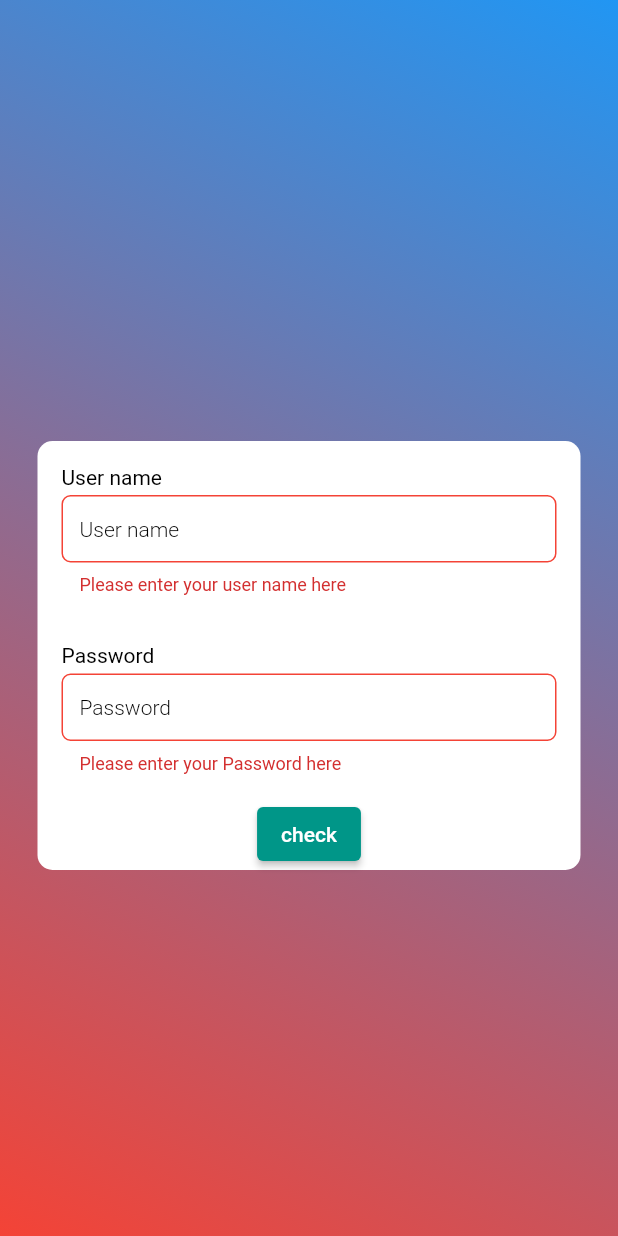
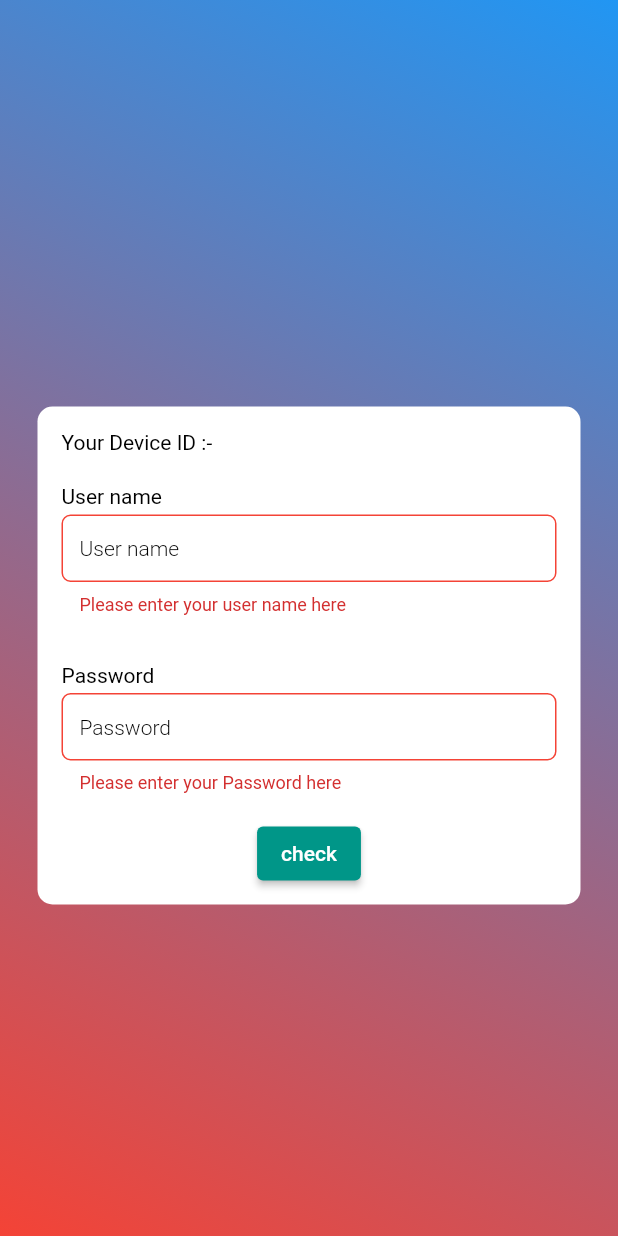
Before and after one commit to parthkoladiya108/authenticateme, a Flutter app: the screen it shows after launch, after a tap on "check", on a phone screen of 412 x 824 dp. Run offline on Flutter 3.47's test engine with Material 2 defaults, Android fonts, the phone set to English and light mode, and no system bars; our stand-ins replace device_info_plus, get; missing offline and left inert: odoo_rpc; Roboto replaces fonts that are missing (Prompt).

Commit message:
third push

```diff
--- a/lib/auth_controller.dart
+++ b/lib/auth_controller.dart
@@ -1,5 +1,6 @@
 import 'dart:io';
 
+import 'package:device_info_plus/device_info_plus.dart';
 import 'package:flutter/material.dart';
 import 'package:get/get.dart';
 import 'package:odoo_rpc/odoo_rpc.dart';
@@ -8,26 +9,30 @@ class AuthController extends GetxController {
   bool obscureText = true;
   bool isLoading = false;
   bool isPassed = false;
-
+  String ipaddress = "";
   final formKey = GlobalKey<FormState>();
   TextEditingController urlController = TextEditingController();
   TextEditingController userNameController = TextEditingController();
   TextEditingController passwordController = TextEditingController();
 
   Future<String?> getipAddress() async {
-    for (var interface in await NetworkInterface.list()) {
-      for (var address in interface.addresses) {
-        // Check if the address is an IPv4 address and not a loopback address
-        if (address.type == InternetAddressType.IPv4 && !address.isLoopback) {
-          // return "19292.123.123.123";
-          return address.address;
-        } else {
-          print('error line 01');
-          isLoading = false;
-          update();
-        }
-      }
+    final DeviceInfoPlugin deviceInfo = DeviceInfoPlugin();
+    if (Platform.isAndroid) {
+      final AndroidDeviceInfo androidInfo = await deviceInfo.androidInfo;
+      ipaddress = androidInfo.id;
+      return androidInfo.id;
+    } else if (Platform.isIOS) {
+      final IosDeviceInfo iosInfo = await deviceInfo.iosInfo;
+      ipaddress = iosInfo.identifierForVendor!;
+      return iosInfo.identifierForVendor;
+    } else if (Platform.isWindows) {
+      final WindowsDeviceInfo windowsInfo = await deviceInfo.windowsInfo;
+      ipaddress = windowsInfo.deviceId;
+      return windowsInfo.deviceId;
+    } else {
+      throw UnsupportedError('This platform is not supported.');
     }
+    update();
   }
 
   checkMethod(
@@ -80,7 +85,7 @@ class AuthController extends GetxController {
         Get.snackbar(
           "Successful",
           "Device authenticated successfully.",
-          icon: Icon(Icons.error, color: Colors.red),
+          icon: Icon(Icons.done, color: Colors.red),
           snackPosition: SnackPosition.BOTTOM,
         );
         Future.delayed(const Duration(seconds: 2), () {
--- a/lib/auth_screen.dart
+++ b/lib/auth_screen.dart
@@ -22,6 +22,9 @@ class _HomePageState extends State<HomePage> {
     return Scaffold(
         backgroundColor: Colors.white,
         body: GetBuilder<AuthController>(
+            initState: (state) => Future.delayed(Duration.zero, () {
+                  authenticationController.getipAddress();
+                }),
             builder: (authController) => SingleChildScrollView(
                   child: Stack(
                     children: [
@@ -56,6 +59,16 @@ class _HomePageState extends State<HomePage> {
                                         CrossAxisAlignment.start,
                                     mainAxisSize: MainAxisSize.min,
                                     children: [
+                                      Padding(
+                                        padding: const EdgeInsets.only(
+                                            left: 16.0, top: 16, bottom: 4),
+                                        child: Text(
+                                            'Your Device ID :- ${authController.ipaddress}',
+                                            style: const TextStyle(
+                                              color: Colors.black,
+                                            ),
+                                            textAlign: TextAlign.start),
+                                      ),
                                       const Padding(
                                         padding: EdgeInsets.only(
                                             left: 16.0, top: 16, bottom: 4),
@@ -148,6 +161,9 @@ class _HomePageState extends State<HomePage> {
                                           ),
                                         ],
                                       ),
+                                      const SizedBox(
+                                        height: 10,
+                                      )
                                     ],
                                   ),
                                 ),
```
Also changed, not shown: 2 other files.
